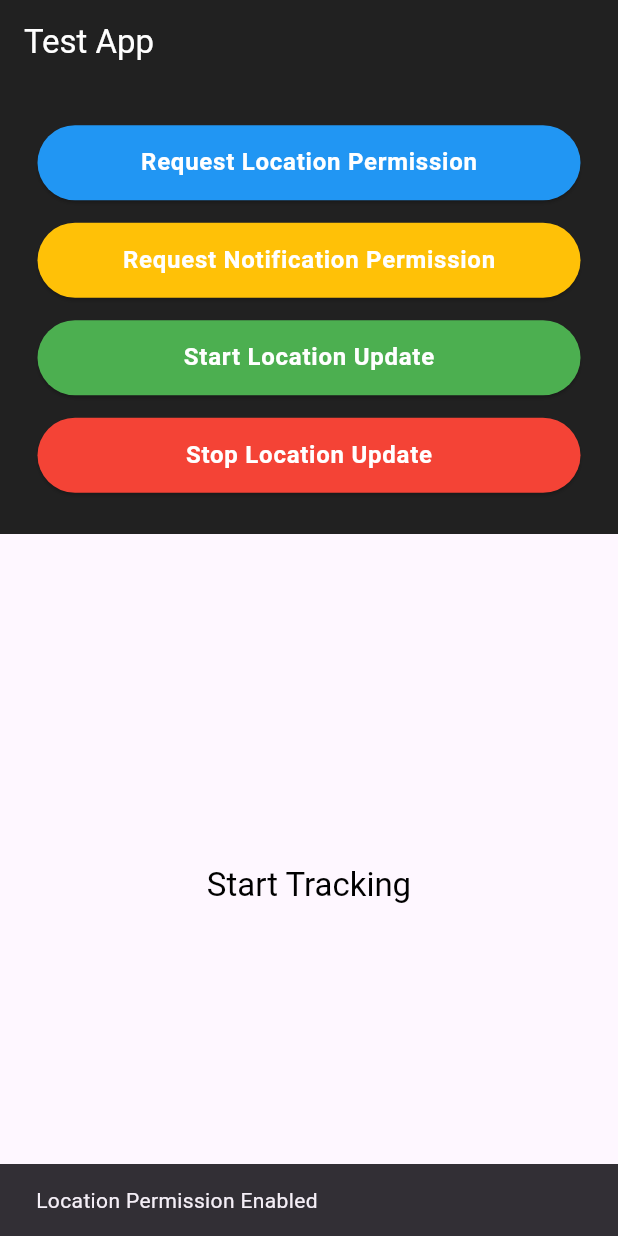
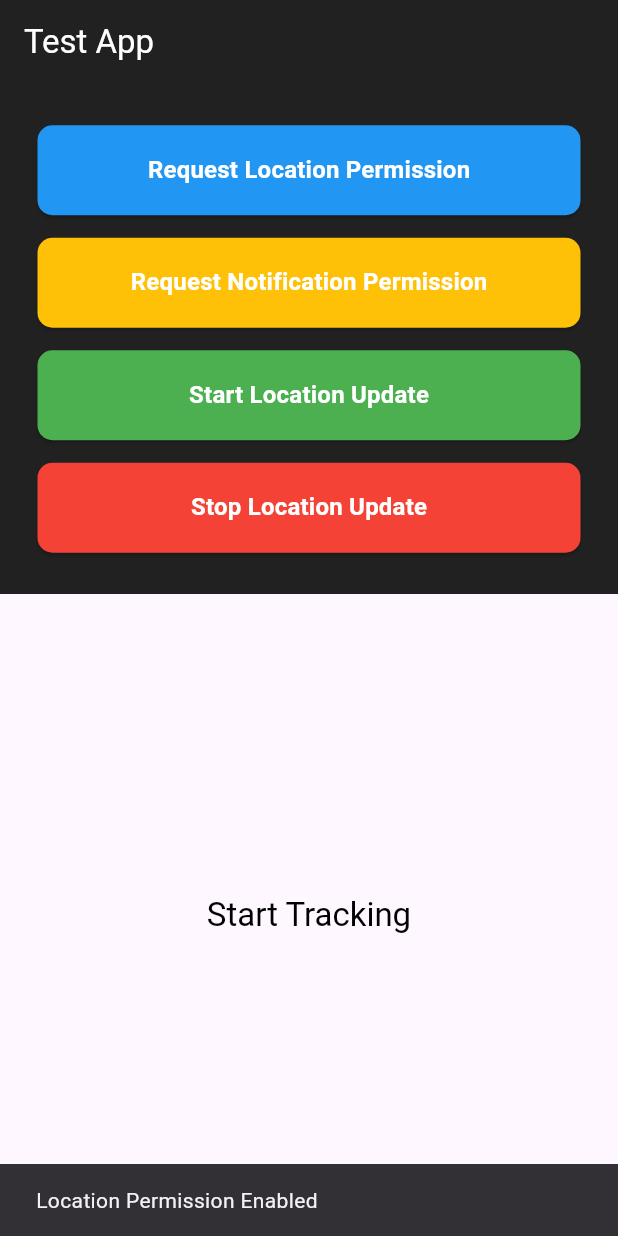
Before and after one commit to bijithpn/negup_test, a Flutter app: the screen it shows after launch, after a tap on "Request Location Permission", after a tap on "Stop Location Update", on a phone screen of 412 x 824 dp. Run offline on Flutter 3.47's test engine with Material 3 defaults, Android fonts, the phone set to English and light mode, and no system bars; our stand-ins replace flutter_local_notifications, geolocator, permission_handler, shared_preferences.

Commit message:
home widget rearraged and stop notification added

```diff
--- a/lib/core/providers/home_viewmodel.dart
+++ b/lib/core/providers/home_viewmodel.dart
@@ -59,6 +59,10 @@ class HomeViewModel extends ChangeNotifier {
         await getLocation();
       }
       _isTracking = true;
+      notificationService.showNotification(
+        title: "Location updated",
+        message: "Your location has been updated.",
+      );
       startLocationUpdates();
       notifyListeners();
     } else {
@@ -82,10 +86,6 @@ class HomeViewModel extends ChangeNotifier {
       }
       Position position = await _locationService.getCurrentLocation();
       _currentPositions.add(position);
-      notificationService.showNotification(
-        title: "Location updated",
-        message: "Your location has been updated.",
-      );
       savePositions(_currentPositions);
       notifyListeners();
     } catch (e) {
@@ -103,6 +103,10 @@ class HomeViewModel extends ChangeNotifier {
   void stopTracking() {
     _locationTimer?.cancel();
     _isTracking = false;
+    notificationService.showNotification(
+      title: "Location update stopped",
+      message: "Location tracking has been paused. You can resume it later.",
+    );
     notifyListeners();
   }
 }
--- a/lib/view/home/widget/button_widget.dart
+++ b/lib/view/home/widget/button_widget.dart
@@ -3,12 +3,16 @@ import 'package:flutter/material.dart';
 class ButtonWidget extends StatelessWidget {
   final Color color;
   final VoidCallback? onPressed;
+  final Size? minimumSize;
   final String title;
+  final TextStyle? titleStyle;
   const ButtonWidget({
     super.key,
     required this.color,
     this.onPressed,
     required this.title,
+    this.titleStyle,
+    this.minimumSize = const Size(double.infinity, 60),
   });
 
   @override
@@ -17,15 +21,17 @@ class ButtonWidget extends StatelessWidget {
       padding: const EdgeInsets.symmetric(vertical: 7.5),
       child: ElevatedButton(
         style: ElevatedButton.styleFrom(
-          minimumSize: const Size(double.infinity, 50),
-          backgroundColor: color,
-        ),
+            minimumSize: minimumSize,
+            backgroundColor: color,
+            shape: RoundedRectangleBorder(
+                borderRadius: BorderRadius.circular(10))),
         onPressed: onPressed,
         child: Text(title,
-            style: Theme.of(context).textTheme.bodyLarge!.copyWith(
-                  color: Colors.white,
-                  fontWeight: FontWeight.bold,
-                )),
+            style: titleStyle ??
+                Theme.of(context).textTheme.titleMedium!.copyWith(
+                      color: Colors.white,
+                      fontWeight: FontWeight.bold,
+                    )),
       ),
     );
   }
--- a/lib/view/home/widget/location_tile_widget.dart
+++ b/lib/view/home/widget/location_tile_widget.dart
@@ -15,6 +15,8 @@ class LocationTileWidget extends StatelessWidget {
   Widget build(BuildContext context) {
     var subtitleStyle = Theme.of(context).textTheme.bodyMedium;
     return ListTile(
+        contentPadding:
+            const EdgeInsets.symmetric(horizontal: 15, vertical: 10),
         tileColor: Colors.grey[200],
         shape: RoundedRectangleBorder(
           borderRadius: BorderRadius.circular(10),
--- a/lib/view/home/widget/widget.dart
+++ b/lib/view/home/widget/widget.dart
@@ -1,2 +1,4 @@
 export 'button_widget.dart';
+export 'buttons_section.dart';
+export 'location_data_builder.dart';
 export 'location_tile_widget.dart';
```
Also changed, not shown: lib/view/home/widget/buttons_section.dart (added, +93 -0 lines), lib/view/home/widget/location_dialog.dart (added, +43 -0 lines).
